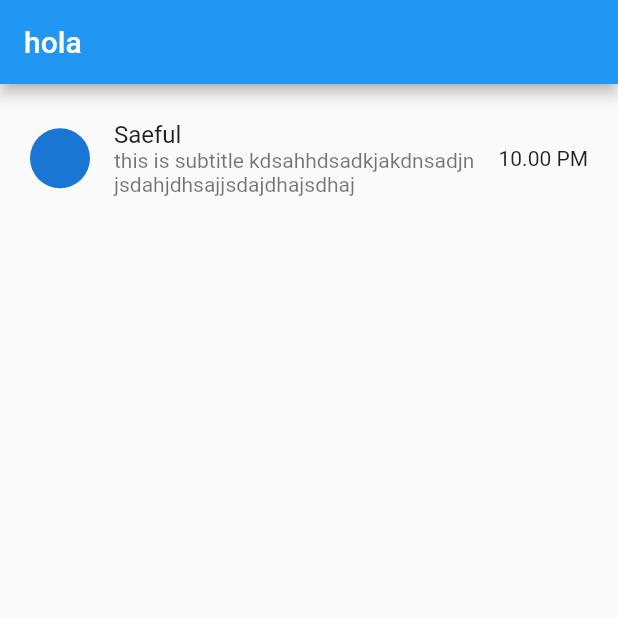
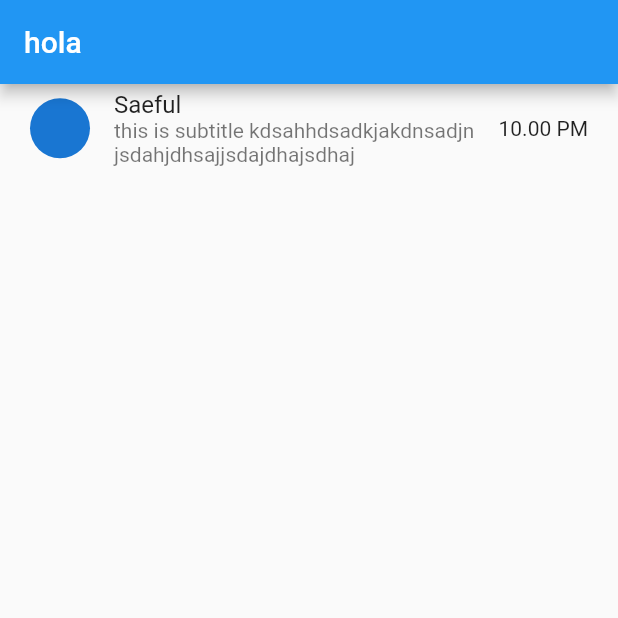
Before and after one commit to bagusrizky15/flutter-app1, a Flutter app: the screen it shows after launch, on a phone screen of 412 x 824 dp, the top half of it. Run offline on Flutter 3.47's test engine with Material 2 defaults, Android fonts, the phone set to English and light mode, and no system bars.

Commit message:
addd padding

```diff
--- a/lib/main.dart
+++ b/lib/main.dart
@@ -15,7 +15,7 @@ class MyApp extends StatelessWidget {
         body: ListView(
           children: [
             ListTile(
-              contentPadding: EdgeInsets.all(20),
+              contentPadding: EdgeInsets.symmetric(horizontal: 20),
               title: Text("Saeful"),
               subtitle: Text(
                 "this is subtitle kdsahhdsadkjakdnsadjnjsdahjdhsajjsdajdhajsdhaj",
```
